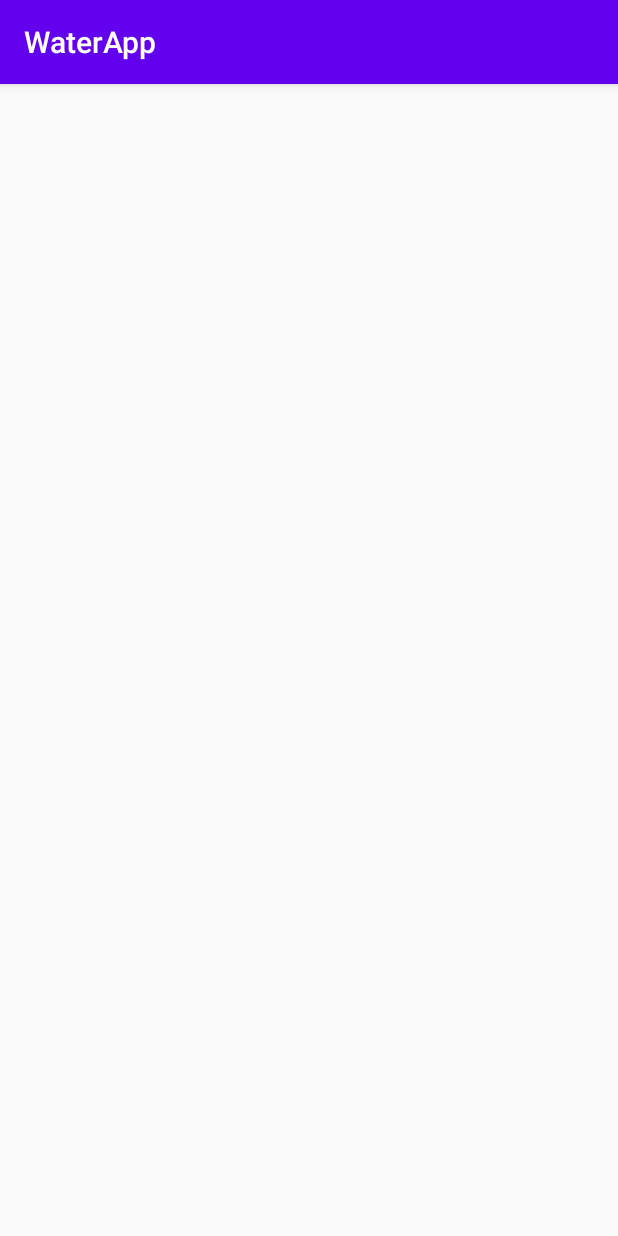
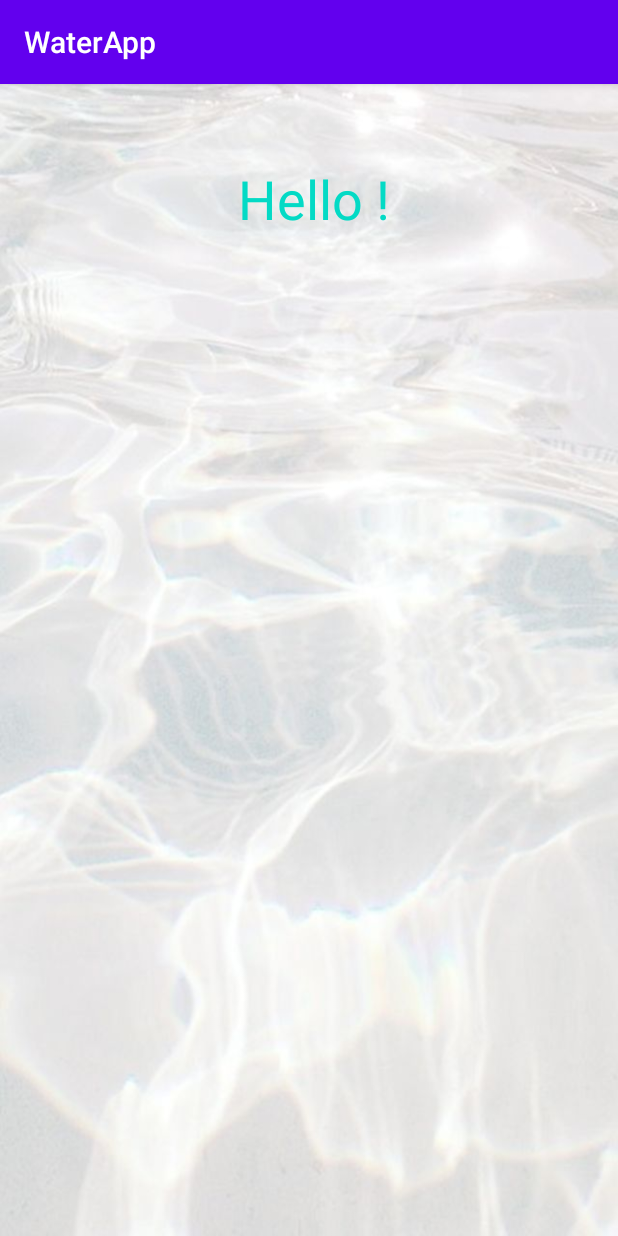
Before and after one commit to aorom1997/HelloH20, an Android app: the screen it shows after launch (DailyProgress), after a tap on "TODO", on a phone screen of 412 x 824 dp. Run offline under Robolectric (Android 15) with nearby library versions, the phone set to English and light mode, and no system bars.

Commit message:
User Input

```diff
--- a/app/src/main/java/com/example/waterapp/DailyProgress.kt
+++ b/app/src/main/java/com/example/waterapp/DailyProgress.kt
@@ -1,11 +1,28 @@
 package com.example.waterapp
 
+import android.content.Intent
 import androidx.appcompat.app.AppCompatActivity
 import android.os.Bundle
+import android.widget.TextView
+import kotlinx.android.synthetic.main.activity_daily_progress.*
+import kotlinx.android.synthetic.main.activity_main.*
 
 class DailyProgress : AppCompatActivity() {
     override fun onCreate(savedInstanceState: Bundle?) {
         super.onCreate(savedInstanceState)
         setContentView(R.layout.activity_daily_progress)
+
+
+        val Name = NameView;
+        val Age = AgeView;
+        val Weight = WeightView;
+
+        val name: String = intent.getStringExtra("name");
+        val age: String = intent.getStringExtra("age");
+        val weight: String = intent.getStringExtra("weight");
+
+        Name.text = "Hello $name!";
+        Age.text = age;
+        Weight.text = weight;
     }
 }
--- a/app/src/main/java/com/example/waterapp/MainActivity.kt
+++ b/app/src/main/java/com/example/waterapp/MainActivity.kt
@@ -4,17 +4,35 @@ import android.content.Intent
 import androidx.appcompat.app.AppCompatActivity
 import android.os.Bundle
 import android.widget.Button
+import android.widget.EditText
 import android.widget.ImageButton
+import kotlinx.android.synthetic.main.activity_main.*
 
 class MainActivity : AppCompatActivity() {
+
     override fun onCreate(savedInstanceState: Bundle?) {
         super.onCreate(savedInstanceState)
         setContentView(R.layout.activity_main)
 
+        val nameInput = findViewById<EditText>(R.id.nameInput)
+        val ageInput = findViewById<EditText>(R.id.ageInput)
+        val weightInput = findViewById<EditText>(R.id.weightInput)
+
+
+
         val buttonDailyProgress= findViewById<ImageButton>(R.id.StartButton)
         buttonDailyProgress.setOnClickListener {
+            val name = nameInput.text.toString();
+            val age = ageInput.text.toString();
+            val weight = weightInput.text.toString();
+
+
             val intent = Intent( this , DailyProgress::class.java)
+            intent.putExtra("name", name);
+            intent.putExtra("age", age);
+            intent.putExtra("weight", weight);
             startActivity(intent);
+            finish();
         }
     }
 }
--- a/app/src/main/res/layout/activity_daily_progress.xml
+++ b/app/src/main/res/layout/activity_daily_progress.xml
@@ -4,6 +4,43 @@
     xmlns:tools="http://schemas.android.com/tools"
     android:layout_width="match_parent"
     android:layout_height="match_parent"
+    android:background="@drawable/waterbg"
     tools:context=".DailyProgress">
 
+    <TextView
+        android:id="@+id/NameView"
+        android:layout_width="197dp"
+        android:layout_height="113dp"
+        android:layout_marginTop="52dp"
+        android:layout_marginEnd="104dp"
+        android:text="@string/textview1"
+        android:textAlignment="center"
+        android:textColor="@color/colorAccent"
+        android:textSize="36sp"
+        app:layout_constraintEnd_toEndOf="parent"
+        app:layout_constraintTop_toTopOf="parent" />
+
+    <TextView
+        android:id="@+id/WeightView"
+        android:layout_width="197dp"
+        android:layout_height="113dp"
+        android:layout_marginTop="31dp"
+        android:layout_marginEnd="104dp"
+        android:layout_marginBottom="152dp"
+        android:text="@string/textview2"
+        app:layout_constraintBottom_toBottomOf="parent"
+        app:layout_constraintEnd_toEndOf="parent"
+        app:layout_constraintTop_toBottomOf="@+id/AgeView" />
+
+    <TextView
+        android:id="@+id/AgeView"
+        android:layout_width="197dp"
+        android:layout_height="113dp"
+        android:layout_marginTop="26dp"
+        android:layout_marginEnd="104dp"
+        android:layout_marginBottom="44dp"
+        android:text="@string/textview3"
+        app:layout_constraintBottom_toTopOf="@+id/WeightView"
+        app:layout_constraintEnd_toEndOf="parent"
+        app:layout_constraintTop_toBottomOf="@+id/NameView" />
 </androidx.constraintlayout.widget.ConstraintLayout>
--- a/app/src/main/res/layout/activity_main.xml
+++ b/app/src/main/res/layout/activity_main.xml
@@ -32,6 +32,7 @@
         app:layout_constraintTop_toBottomOf="@+id/imageView4">
 
         <com.google.android.material.textfield.TextInputEditText
+            android:id="@+id/nameInput"
             android:layout_width="match_parent"
             android:layout_height="wrap_content"
             android:hint="@string/name" />
@@ -49,9 +50,11 @@
         app:layout_constraintTop_toBottomOf="@+id/textInputLayout2">
 
         <com.google.android.material.textfield.TextInputEditText
+            android:id="@+id/ageInput"
             android:layout_width="match_parent"
             android:layout_height="wrap_content"
-            android:hint="@string/age" />
+            android:hint="@string/age"
+            android:inputType="number" />
     </com.google.android.material.textfield.TextInputLayout>
 
     <com.google.android.material.textfield.TextInputLayout
@@ -66,9 +69,11 @@
         app:layout_constraintTop_toBottomOf="@+id/textInputLayout">
 
         <com.google.android.material.textfield.TextInputEditText
+            android:id="@+id/weightInput"
             android:layout_width="match_parent"
             android:layout_height="wrap_content"
-            android:hint="@string/weight" />
+            android:hint="@string/weight"
+            android:inputType="number" />
 
     </com.google.android.material.textfield.TextInputLayout>
 
--- a/app/src/main/res/values/strings.xml
+++ b/app/src/main/res/values/strings.xml
@@ -12,4 +12,7 @@
     <string name="hellowater">TODO</string>
     <string name="drink_up">Drink Up!</string>
     <string name="buttonblock">TODO</string>
+    <string name="textview1">TextView</string>
+    <string name="textview2">TextView</string>
+    <string name="textview3">TextView</string>
 </resources>
```
